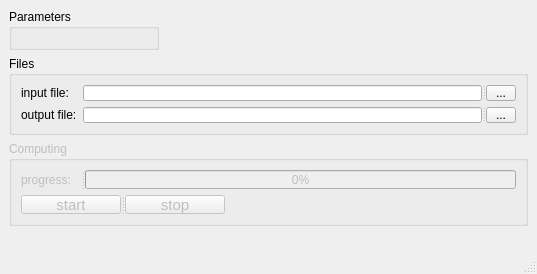
Before: the Qt Designer form ui/MainWindow.ui in meteran/BO, drawn with Qt 5.
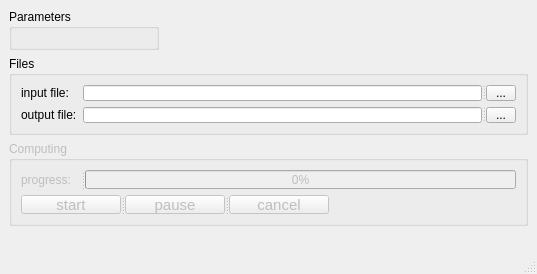
After: the same form once the commit is applied.

```diff
--- a/ui/MainWindow.ui
+++ b/ui/MainWindow.ui
@@ -176,7 +176,10 @@
            <string>start</string>
           </property>
          </widget>
-         <widget class="QPushButton" name="stop_computing_button">
+         <widget class="QPushButton" name="pause_computing_button">
+          <property name="enabled">
+           <bool>false</bool>
+          </property>
           <property name="maximumSize">
            <size>
             <width>100</width>
@@ -189,7 +192,26 @@
            </font>
           </property>
           <property name="text">
-           <string>stop</string>
+           <string>pause</string>
+          </property>
+         </widget>
+         <widget class="QPushButton" name="cancel_computing_button">
+          <property name="enabled">
+           <bool>false</bool>
+          </property>
+          <property name="maximumSize">
+           <size>
+            <width>100</width>
+            <height>25</height>
+           </size>
+          </property>
+          <property name="font">
+           <font>
+            <pointsize>11</pointsize>
+           </font>
+          </property>
+          <property name="text">
+           <string>cancel</string>
           </property>
          </widget>
         </widget>
```
Left out of the diff: 2 changed lines with no effect on the pictures.
